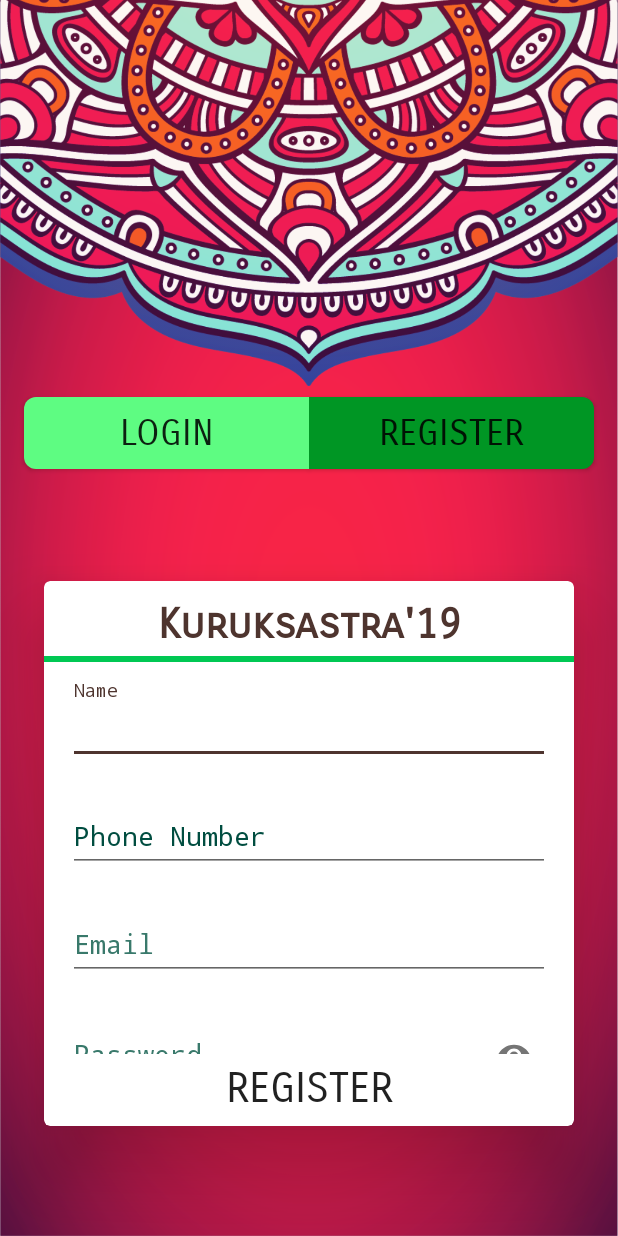
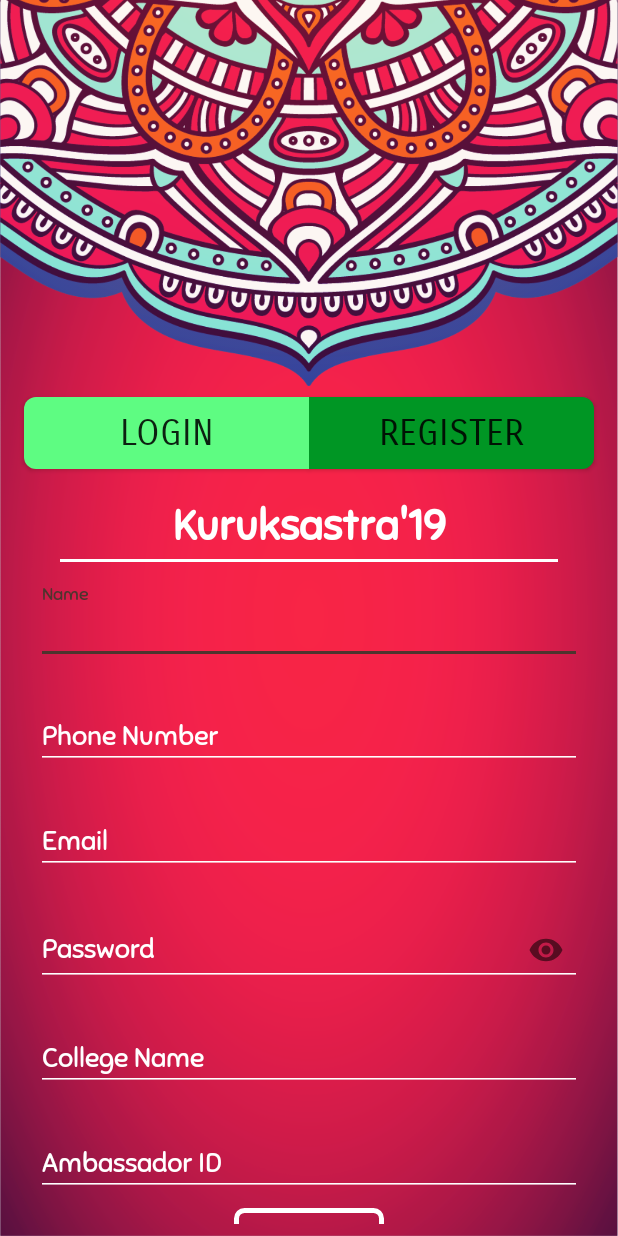
Before and after one commit to kavinraju/KS19_Participant_App, an Android app: the screen it shows after launch (LoginActivity), after a tap on "REGISTER", on a phone screen of 412 x 824 dp. Run offline under Robolectric (Android 15) with nearby library versions, the phone set to English and light mode, and no system bars; our stand-ins replace ButterKnife.

Commit message:
changed Login and Registeration UI added activity and endpoint for getting list of colleges

```diff
--- a/app/src/main/java/dpi/ks19/participantapp/CallbackInterface/CustomDialogInterface.java
+++ /dev/null
@@ -1,5 +0,0 @@
-package dpi.ks19.participantapp.CallbackInterface;
-
-public interface CustomDialogInterface {
-    void getOtp(String otp);
-}
--- /dev/null
+++ b/app/src/main/java/dpi/ks19/participantapp/CallbackInterface/RecyclerViewCallback.java
@@ -0,0 +1,5 @@
+package dpi.ks19.participantapp.CallbackInterface;
+
+public interface RecyclerViewCallback {
+    public void selectedData(String data);
+}
--- a/app/src/main/java/dpi/ks19/participantapp/Fragments/RegisterPagerFragment.java
+++ b/app/src/main/java/dpi/ks19/participantapp/Fragments/RegisterPagerFragment.java
@@ -1,11 +1,14 @@
 package dpi.ks19.participantapp.Fragments;
 
+import android.content.Intent;
 import android.os.Bundle;
 import android.support.annotation.NonNull;
 import android.support.annotation.Nullable;
 import android.support.design.widget.Snackbar;
 import android.support.v4.app.Fragment;
+import android.util.Log;
 import android.view.LayoutInflater;
+import android.view.MotionEvent;
 import android.view.View;
 import android.view.ViewGroup;
 import android.widget.EditText;
@@ -13,12 +16,12 @@ import android.widget.EditText;
 import butterknife.BindView;
 import butterknife.ButterKnife;
 import butterknife.OnClick;
-import dpi.ks19.participantapp.CallbackInterface.CustomDialogInterface;
+import dpi.ks19.participantapp.Activities.CollegeListActivity;
 import dpi.ks19.participantapp.CallbackInterface.OTPInterface;
 import dpi.ks19.participantapp.Networking.ApiHelper;
 import dpi.ks19.participantapp.R;
 
-public class RegisterPagerFragment extends Fragment implements OTPInterface, CustomDialogInterface {
+public class RegisterPagerFragment extends Fragment implements OTPInterface, OtpCustomDialog.CustomDialogInterface {
 
     @BindView(R.id.et_register_name)
     EditText et_register_name;
@@ -33,6 +36,9 @@ public class RegisterPagerFragment extends Fragment implements OTPInterface, Cus
     @BindView(R.id.et_register_ambassador_id)
     EditText et_register_ambassador_id;
 
+    View v;
+    int COLLEGE_NAME =120;
+
     public RegisterPagerFragment() {
     }
 
@@ -42,9 +48,16 @@ public class RegisterPagerFragment extends Fragment implements OTPInterface, Cus
     @Nullable
     @Override
     public View onCreateView(@NonNull LayoutInflater inflater, @Nullable ViewGroup container, @Nullable Bundle savedInstanceState) {
-        View view = inflater.inflate(R.layout.frag_register, container, false);
-        ButterKnife.bind(this,view);
-        return view;
+        v = inflater.inflate(R.layout.frag_register, container, false);
+        ButterKnife.bind(this,v);
+
+        et_register_college_name.setOnClickListener(new View.OnClickListener() {
+            @Override
+            public void onClick(View v) {
+                startActivityForResult(new Intent(getActivity(), CollegeListActivity.class),COLLEGE_NAME);
+            }
+        });
+        return v;
     }
 
     @OnClick(R.id.btn_register)
@@ -61,7 +74,7 @@ public class RegisterPagerFragment extends Fragment implements OTPInterface, Cus
             //calling the endpoints for sending OTP to email
             ApiHelper.getInstance(getActivity()).generateOTP(et_register_email.getText().toString().trim());
 
-            //create a OTP dialog, send the details to the OtpCustomDialog
+            //create a OTP dialog to enter the otp
             createOTPDialog();
         }
     }
@@ -69,7 +82,9 @@ public class RegisterPagerFragment extends Fragment implements OTPInterface, Cus
     private void createOTPDialog(){
         OtpCustomDialog customDialog = new OtpCustomDialog();
         customDialog.setCancelable(false);
+        customDialog.setTargetFragment(this,0);
         customDialog.show(getFragmentManager(),"CustomDialog");
+
     }
 
     @Override
@@ -81,12 +96,28 @@ public class RegisterPagerFragment extends Fragment implements OTPInterface, Cus
                     et_register_college_name.getText().toString().trim(),
                     et_register_ambassador_id.getText().toString().trim(),
                     "TEST_VALUE");
+        }else{
+            Snackbar.make(v, "Incorrect Otp", Snackbar.LENGTH_LONG)
+                    .setAction("Action", null).show();
         }
     }
 
     //callback from the otp dialog
     @Override
-    public void getOtp(String otp) {
+    public void getOTP(String otp) {
+        Log.d("GOT OTP",otp);
+        //verify the OTP entered
         ApiHelper.getInstance(getActivity()).verifyOTP(otp,this);
     }
+
+    @Override
+    public void onActivityResult(int requestCode, int resultCode, Intent data) {
+        super.onActivityResult(requestCode, resultCode, data);
+        if(requestCode == COLLEGE_NAME && data != null){
+            et_register_college_name.setText(data.getStringExtra(getString(R.string.college_name)));
+        }else{
+            Snackbar.make(v, "Choose your College", Snackbar.LENGTH_LONG)
+                    .setAction("Action", null).show();
+        }
+    }
 }
--- /dev/null
+++ b/app/src/main/res/drawable/white_border.xml
@@ -0,0 +1,9 @@
+<?xml version="1.0" encoding="utf-8"?>
+<shape
+    xmlns:android="http://schemas.android.com/apk/res/android"
+    android:shape="rectangle">
+
+    <stroke android:color="@android:color/white"
+        android:width="3dp"/>
+    <corners android:radius="5dp"/>
+</shape>
--- a/app/src/main/res/layout/content_login.xml
+++ b/app/src/main/res/layout/content_login.xml
@@ -86,9 +86,13 @@
     <android.support.v4.view.ViewPager
         android:id="@+id/viewPager"
         android:layout_width="match_parent"
-        android:layout_height="wrap_content"
+        android:layout_height="0dp"
+        android:layout_marginStart="8dp"
+        android:layout_marginTop="8dp"
+        android:layout_marginEnd="8dp"
+        android:layout_marginBottom="8dp"
+        android:background="#0000"
         app:layout_behavior="@string/appbar_scrolling_view_behavior"
-
         app:layout_constraintBottom_toBottomOf="parent"
         app:layout_constraintEnd_toEndOf="parent"
         app:layout_constraintStart_toStartOf="parent"
--- a/app/src/main/res/layout/frag_register.xml
+++ b/app/src/main/res/layout/frag_register.xml
@@ -1,74 +1,70 @@
 <?xml version="1.0" encoding="utf-8"?>
 <android.support.constraint.ConstraintLayout xmlns:android="http://schemas.android.com/apk/res/android"
+    xmlns:app="http://schemas.android.com/apk/res-auto"
     xmlns:tools="http://schemas.android.com/tools"
     android:layout_width="match_parent"
     android:layout_height="match_parent"
-    xmlns:app="http://schemas.android.com/apk/res-auto"
     android:layout_marginTop="@dimen/margin_16dp">
-    <android.support.v7.widget.CardView
-        android:id="@+id/cardView_signup"
-        android:layout_width="match_parent"
-        android:layout_height="@dimen/card_view_height_register"
-        app:cardElevation="28dp"
-        app:cardBackgroundColor="#fff"
-        app:cardUseCompatPadding="true"
-        app:cardCornerRadius="4dp"
 
-        app:layout_constraintTop_toTopOf="parent"
-        app:layout_constraintBottom_toBottomOf="parent"
-        app:layout_constraintLeft_toLeftOf="parent"
-        app:layout_constraintRight_toRightOf="parent">
 
     <android.support.v4.widget.NestedScrollView
+        android:id="@+id/nestedScrollView"
         android:layout_width="match_parent"
-            android:layout_height="match_parent"
-            android:layout_marginBottom="48dp">
+        android:layout_height="wrap_content"
+        app:layout_constraintEnd_toEndOf="parent"
+        app:layout_constraintStart_toStartOf="parent"
+        app:layout_constraintTop_toTopOf="parent">
 
         <android.support.constraint.ConstraintLayout
             android:layout_width="match_parent"
             android:layout_height="match_parent">
 
             <TextView
+                android:id="@+id/tv_create_account"
+                style="@style/Base.TextAppearance.AppCompat.Display1"
+
                 android:layout_width="match_parent"
                 android:layout_height="wrap_content"
+                android:layout_marginStart="@dimen/margin_16dp"
 
-                    android:fontFamily="sans-serif-smallcaps"
-                    style="@style/Base.TextAppearance.AppCompat.Display1"
-                    android:id="@+id/tv_create_account"
-
-                    android:textColor="@color/colorAccent"
-                    android:text="@string/kuruksastra_19"
-                    android:textSize="28sp"
-                    android:padding="4dp"
-                    android:gravity="center"
-                    android:textStyle="bold"
                 android:layout_marginTop="@dimen/margin_8dp"
-                    android:layout_marginStart="@dimen/margin_16dp"
                 android:layout_marginEnd="@dimen/margin_16dp"
 
-                    app:layout_constraintTop_toTopOf="parent"
+                android:fontFamily="@font/sniglet_regular"
+                android:gravity="center"
+                android:padding="4dp"
+                android:text="@string/kuruksastra_19"
+                android:textColor="@android:color/white"
+                android:textSize="28sp"
+                android:textStyle="bold"
+
                 app:layout_constraintLeft_toLeftOf="parent"
-                    app:layout_constraintRight_toRightOf="parent"/>
-
+                app:layout_constraintRight_toRightOf="parent"
+                app:layout_constraintTop_toTopOf="parent" />
 
             <View
                 android:id="@+id/view_above_btn_create_account"
-                    app:layout_constraintTop_toBottomOf="@id/tv_create_account"
+                android:layout_width="match_parent"
+                android:layout_height="2dp"
+                android:layout_marginLeft="32dp"
+                android:layout_marginRight="32dp"
+                android:background="@android:color/white"
                 app:layout_constraintLeft_toLeftOf="parent"
                 app:layout_constraintRight_toRightOf="parent"
-                    android:layout_width="match_parent"
-                    android:layout_height="4dp"
-                    android:background="@color/colorPrimary"/>
+                app:layout_constraintTop_toBottomOf="@id/tv_create_account" />
 
             <android.support.design.widget.TextInputLayout
                 android:id="@+id/textInput_name"
                 android:layout_width="match_parent"
                 android:layout_height="wrap_content"
+                android:layout_marginStart="@dimen/margin_16dp"
                 android:layout_marginTop="@dimen/margin_16dp"
                 android:layout_marginEnd="@dimen/margin_16dp"
-                    android:layout_marginStart="@dimen/margin_16dp"
+                android:backgroundTint="@android:color/white"
+                android:fontFamily="@font/sniglet_regular"
                 android:hint="@string/name"
-                    android:textColorHint="@color/colorSecondaryLight"
+                android:textColor="@android:color/white"
+                android:textColorHint="@android:color/white"
                 app:layout_constraintEnd_toEndOf="parent"
                 app:layout_constraintStart_toStartOf="parent"
                 app:layout_constraintTop_toBottomOf="@id/tv_create_account">
@@ -77,9 +73,10 @@
                     android:id="@+id/et_register_name"
                     android:layout_width="match_parent"
                     android:layout_height="wrap_content"
+                    android:backgroundTint="@android:color/white"
+                    android:fontFamily="@font/sniglet_regular"
                     android:inputType="textPersonName"
-                        android:fontFamily="monospace"
-                        android:textColor= "@color/colorSecondaryDark" />
+                    android:textColor="@android:color/white" />
 
             </android.support.design.widget.TextInputLayout>
 
@@ -88,12 +85,14 @@
                 android:id="@+id/textInput_phoneNumber"
                 android:layout_width="match_parent"
                 android:layout_height="wrap_content"
-                    android:layout_marginBottom="56dp"
-                    android:layout_marginEnd="@dimen/margin_16dp"
                 android:layout_marginStart="@dimen/margin_16dp"
                 android:layout_marginTop="@dimen/margin_16dp"
+                android:layout_marginEnd="@dimen/margin_16dp"
+                android:layout_marginBottom="56dp"
+                android:backgroundTint="@android:color/white"
                 android:hint="@string/phone_number"
-                    android:textColorHint="@color/colorSecondary"
+                android:textColor="@android:color/white"
+                android:textColorHint="@android:color/white"
                 app:layout_constraintEnd_toEndOf="parent"
                 app:layout_constraintStart_toStartOf="parent"
                 app:layout_constraintTop_toBottomOf="@+id/textInput_name">
@@ -101,11 +100,12 @@
                 <EditText
                     android:id="@+id/et__register_phoneNumber"
                     android:layout_width="match_parent"
-                        android:fontFamily="monospace"
                     android:layout_height="wrap_content"
+                    android:backgroundTint="@android:color/white"
+                    android:fontFamily="@font/sniglet_regular"
                     android:inputType="phone"
                     android:maxLength="10"
-                        android:textColor="@color/colorSecondaryDark" />
+                    android:textColor="@android:color/white" />
 
             </android.support.design.widget.TextInputLayout>
 
@@ -113,23 +113,26 @@
                 android:id="@+id/textInput_email"
                 android:layout_width="match_parent"
                 android:layout_height="wrap_content"
-                    android:layout_marginEnd="@dimen/margin_16dp"
                 android:layout_marginStart="@dimen/margin_16dp"
                 android:layout_marginTop="@dimen/margin_16dp"
+                android:layout_marginEnd="@dimen/margin_16dp"
+                android:backgroundTint="@android:color/white"
                 android:baselineAligned="true"
                 android:hint="@string/email"
-                    android:textColorHint="@color/colorSecondaryLight"
-                    app:layout_constraintTop_toBottomOf="@+id/textInput_phoneNumber"
+                android:textColor="@android:color/white"
+                android:textColorHint="@android:color/white"
                 app:layout_constraintEnd_toEndOf="parent"
-                    app:layout_constraintStart_toStartOf="parent">
+                app:layout_constraintStart_toStartOf="parent"
+                app:layout_constraintTop_toBottomOf="@+id/textInput_phoneNumber">
 
                 <EditText
                     android:id="@+id/et_register_email"
                     android:layout_width="match_parent"
                     android:layout_height="wrap_content"
-                        android:fontFamily="monospace"
+                    android:backgroundTint="@android:color/white"
+                    android:fontFamily="@font/sniglet_regular"
                     android:inputType="textEmailAddress"
-                        android:textColor="@color/colorSecondaryDark" />
+                    android:textColor="@android:color/white" />
 
             </android.support.design.widget.TextInputLayout>
 
@@ -138,24 +141,28 @@
                 android:id="@+id/textInput_password"
                 android:layout_width="match_parent"
                 android:layout_height="wrap_content"
-                    android:layout_marginBottom="56dp"
-                    android:layout_marginEnd="@dimen/margin_16dp"
                 android:layout_marginStart="@dimen/margin_16dp"
                 android:layout_marginTop="@dimen/margin_16dp"
+                android:layout_marginEnd="@dimen/margin_16dp"
+                android:layout_marginBottom="56dp"
+                android:backgroundTint="@android:color/white"
+                android:fontFamily="@font/sniglet_regular"
                 android:hint="@string/password"
-                    app:passwordToggleEnabled="true"
-                    android:textColorHint="@color/colorSecondaryLight"
+                android:textColor="@android:color/white"
+                android:textColorHint="@android:color/white"
                 app:layout_constraintEnd_toEndOf="parent"
                 app:layout_constraintStart_toStartOf="parent"
-                    app:layout_constraintTop_toBottomOf="@+id/textInput_email">
+                app:layout_constraintTop_toBottomOf="@+id/textInput_email"
+                app:passwordToggleEnabled="true">
 
                 <EditText
                     android:id="@+id/et_register_password"
                     android:layout_width="match_parent"
-                        android:fontFamily="monospace"
                     android:layout_height="wrap_content"
+                    android:backgroundTint="@android:color/white"
+                    android:fontFamily="@font/sniglet_regular"
                     android:inputType="textPassword"
-                        android:textColor="@color/colorSecondaryDark" />
+                    android:textColor="@android:color/white" />
 
             </android.support.design.widget.TextInputLayout>
 
@@ -163,11 +170,13 @@
                 android:id="@+id/textInput_college_name"
                 android:layout_width="match_parent"
                 android:layout_height="wrap_content"
+                android:layout_marginStart="@dimen/margin_16dp"
                 android:layout_marginTop="@dimen/margin_16dp"
                 android:layout_marginEnd="@dimen/margin_16dp"
-                    android:layout_marginStart="@dimen/margin_16dp"
+                android:backgroundTint="@android:color/white"
                 android:hint="@string/college_name"
-                    android:textColorHint="@color/colorSecondaryLight"
+                android:textColor="@android:color/white"
+                android:textColorHint="@android:color/white"
                 app:layout_constraintEnd_toEndOf="parent"
                 app:layout_constraintStart_toStartOf="parent"
                 app:layout_constraintTop_toBottomOf="@id/textInput_password">
@@ -176,9 +185,11 @@
                     android:id="@+id/et_register_college_name"
                     android:layout_width="match_parent"
                     android:layout_height="wrap_content"
+                    android:backgroundTint="@android:color/white"
+                    android:focusableInTouchMode="false"
+                    android:fontFamily="@font/sniglet_regular"
                     android:inputType="textPersonName"
-                        android:fontFamily="monospace"
-                        android:textColor= "@color/colorSecondaryDark" />
+                    android:textColor="@android:color/white" />
 
             </android.support.design.widget.TextInputLayout>
 
@@ -186,11 +197,13 @@
                 android:id="@+id/textInput_ambassador_id"
                 android:layout_width="match_parent"
                 android:layout_height="wrap_content"
+                android:layout_marginStart="@dimen/margin_16dp"
                 android:layout_marginTop="@dimen/margin_16dp"
                 android:layout_marginEnd="@dimen/margin_16dp"
-                    android:layout_marginStart="@dimen/margin_16dp"
+                android:backgroundTint="@android:color/white"
                 android:hint="@string/ambassador_id"
-                    android:textColorHint="@color/colorSecondaryLight"
+                android:textColor="@android:color/white"
+                android:textColorHint="@android:color/white"
                 app:layout_constraintEnd_toEndOf="parent"
                 app:layout_constraintStart_toStartOf="parent"
                 app:layout_constraintTop_toBottomOf="@id/textInput_college_name">
@@ -199,32 +212,39 @@
                     android:id="@+id/et_register_ambassador_id"
                     android:layout_width="match_parent"
                     android:layout_height="wrap_content"
+                    android:backgroundTint="@android:color/white"
+                    android:fontFamily="@font/sniglet_regular"
                     android:inputType="text"
-                        android:fontFamily="monospace"
-                        android:textColor= "@color/colorSecondaryDark" />
+                    android:textColor="@android:color/white" />
 
             </android.support.design.widget.TextInputLayout>
+
+            <Button
+                android:id="@+id/btn_register"
+                android:layout_width="wrap_content"
+                android:layout_height="wrap_content"
+
+                android:layout_gravity="bottom"
+                android:layout_marginStart="8dp"
+                android:layout_marginTop="8dp"
+                android:layout_marginEnd="8dp"
+                android:background="@drawable/white_border"
+                android:elevation="@dimen/cardview_compat_inset_shadow"
+
+                android:fontFamily="@font/sniglet_regular"
+                android:onClick="onClickRegister"
+                android:padding="8dp"
+
+                android:text="@string/register"
+                android:textColor="@android:color/white"
+                android:textSize="20sp"
+                app:layout_constraintBottom_toBottomOf="parent"
+                app:layout_constraintEnd_toEndOf="parent"
+                app:layout_constraintStart_toStartOf="parent"
+                app:layout_constraintTop_toBottomOf="@+id/textInput_ambassador_id" />
 
         </android.support.constraint.ConstraintLayout>
 
     </android.support.v4.widget.NestedScrollView>
 
-        <Button
-            android:id="@+id/btn_register"
-            android:layout_width="match_parent"
-            android:layout_height="wrap_content"
-
-            android:background="@drawable/ripple_effect"
-            android:fontFamily="sans-serif-smallcaps"
-            android:text="@string/register"
-            android:textSize="28sp"
-            android:onClick="onClickRegister"
-
-            android:layout_marginTop="@dimen/margin_16dp"
-            android:paddingTop="@dimen/margin_8dp"
-            android:paddingBottom="@dimen/margin_8dp"
-            android:elevation="@dimen/cardview_compat_inset_shadow"
-
-            android:layout_gravity="bottom"/>
-    </android.support.v7.widget.CardView>
 </android.support.constraint.ConstraintLayout>
```
Also changed, not shown: app/src/main/AndroidManifest.xml (+4 -4 lines), app/src/main/java/dpi/ks19/participantapp/Activities/CollegeListActivity.java (added, +37 -0 lines), app/src/main/java/dpi/ks19/participantapp/Adapter/CollegeListAdapter.java (added, +68 -0 lines), app/src/main/java/dpi/ks19/participantapp/Adapter/CollegeViewHolder.java (added, +18 -0 lines), app/src/main/java/dpi/ks19/participantapp/CallbackInterface/CollegeInterface.java (added, +8 -0 lines), app/src/main/java/dpi/ks19/participantapp/Fragments/CollegeListDialog.java (added, +32 -0 lines), app/src/main/java/dpi/ks19/participantapp/Fragments/OtpCustomDialog.java (+13 -12 lines), app/src/main/java/dpi/ks19/participantapp/Networking/ApiHelper.java (+10 -9 lines), app/src/main/res/layout/activity_college_list.xml (added, +18 -0 lines), app/src/main/res/layout/college_row_item.xml (added, +30 -0 lines), app/src/main/res/layout/frag_college_list.xml (added, +10 -0 lines), app/src/main/res/layout/frag_login.xml (+34 -31 lines). Lines whose indentation alone changed are shown as unchanged.
